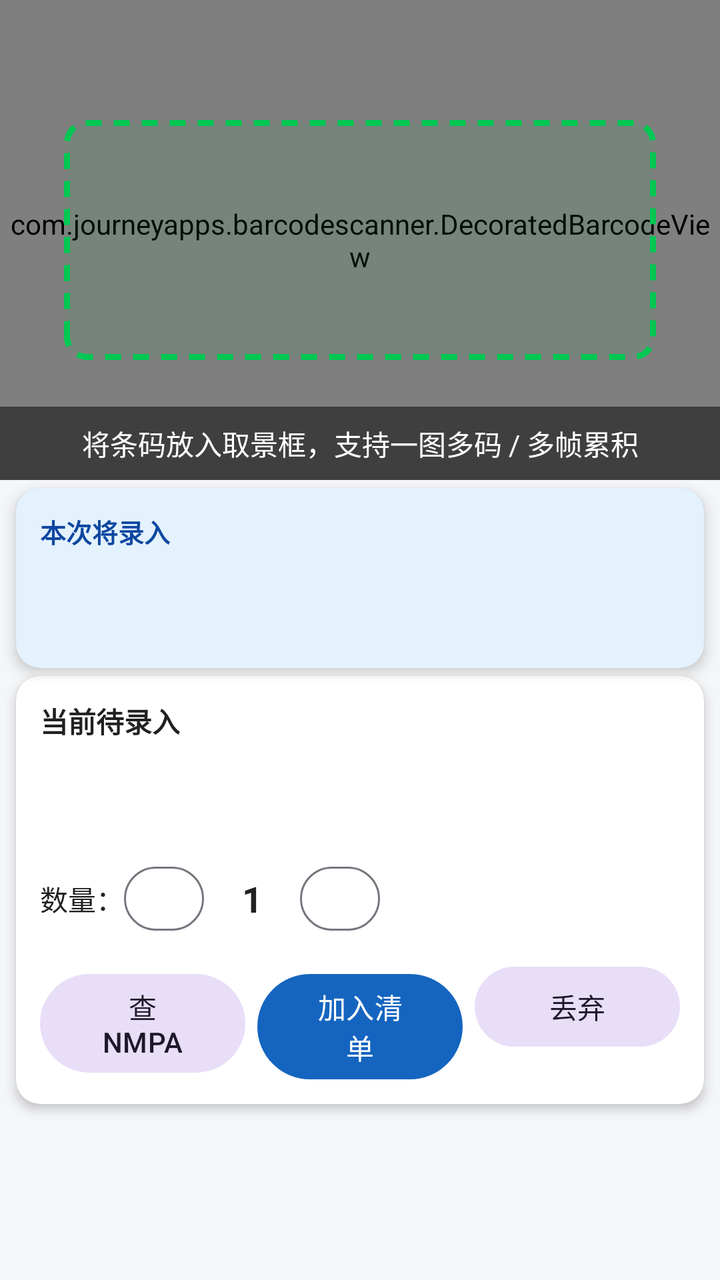
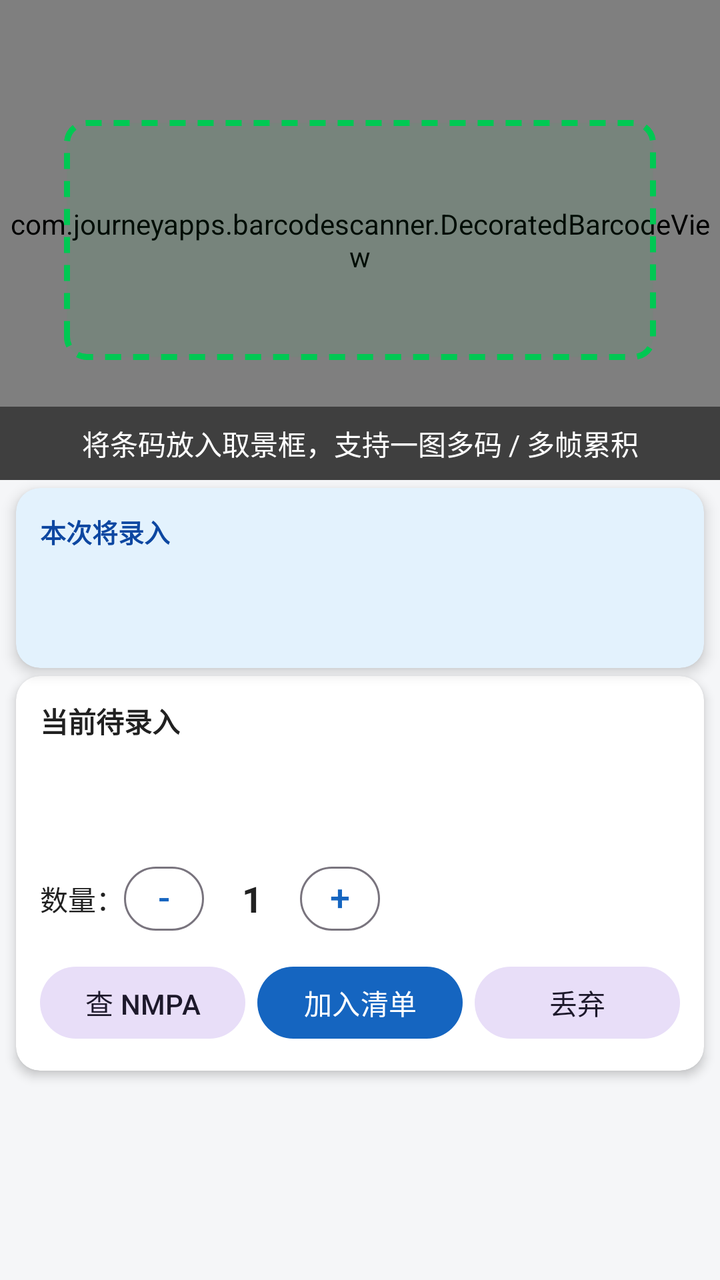

Screens rendered from an Android XML layout before and after an edit, with the pre-edit source and the edit as a unified diff.
<!-- AndroidManifest.xml: application theme Theme.UdiScan -->
<!-- res/layout/fragment_scan.xml -->
<?xml version="1.0" encoding="utf-8"?>
<LinearLayout xmlns:android="http://schemas.android.com/apk/res/android"
    xmlns:app="http://schemas.android.com/apk/res-auto"
    android:layout_width="match_parent"
    android:layout_height="match_parent"
    android:orientation="vertical"
    android:background="@color/bg">

    
    <FrameLayout
        android:layout_width="match_parent"
        android:layout_height="240dp">

        <com.journeyapps.barcodescanner.DecoratedBarcodeView
            android:id="@+id/barcode_scanner"
            android:layout_width="match_parent"
            android:layout_height="match_parent" />

        
        <LinearLayout
            android:layout_width="match_parent"
            android:layout_height="match_parent"
            android:orientation="vertical"
            android:gravity="center"
            android:padding="32dp"
            android:clickable="false"
            android:focusable="false"
            android:importantForAccessibility="no">

            <View
                android:layout_width="match_parent"
                android:layout_height="0dp"
                android:layout_weight="1" />

            <View
                android:layout_width="match_parent"
                android:layout_height="120dp"
                android:background="@drawable/scan_frame" />

            <View
                android:layout_width="match_parent"
                android:layout_height="0dp"
                android:layout_weight="1" />
        </LinearLayout>

        <TextView
            android:layout_width="match_parent"
            android:layout_height="wrap_content"
            android:layout_gravity="bottom"
            android:background="#80000000"
            android:gravity="center"
            android:padding="8dp"
            android:text="@string/hint_scan"
            android:textColor="#ffffff" />

        
        <TextView
            android:id="@+id/scan_flash"
            android:layout_width="match_parent"
            android:layout_height="wrap_content"
            android:layout_gravity="top"
            android:gravity="center"
            android:padding="10dp"
            android:textColor="#ffffff"
            android:textSize="14sp"
            android:textStyle="bold"
            android:visibility="gone" />
    </FrameLayout>

    
    <androidx.cardview.widget.CardView
        android:layout_width="match_parent"
        android:layout_height="wrap_content"
        android:layout_marginStart="8dp"
        android:layout_marginEnd="8dp"
        android:layout_marginTop="4dp"
        app:cardCornerRadius="12dp"
        app:cardBackgroundColor="#E3F2FD"
        app:cardElevation="4dp"
        app:strokeColor="@color/primary"
        app:strokeWidth="2dp">

        <LinearLayout
            android:layout_width="match_parent"
            android:layout_height="wrap_content"
            android:orientation="vertical"
            android:padding="12dp">

            <TextView
                android:layout_width="wrap_content"
                android:layout_height="wrap_content"
                android:text="@string/preview_title"
                android:textStyle="bold"
                android:textSize="13sp"
                android:textColor="@color/primary_dark" />

            
            <LinearLayout
                android:id="@+id/preview_chips"
                android:layout_width="match_parent"
                android:layout_height="wrap_content"
                android:orientation="horizontal"
                android:layout_marginTop="6dp"
                android:visibility="gone" />

            
            <TextView
                android:id="@+id/tv_preview_qty"
                android:layout_width="match_parent"
                android:layout_height="wrap_content"
                android:layout_marginTop="6dp"
                android:textColor="@color/text_main"
                android:textSize="14sp"
                android:textStyle="bold" />

            
            <TextView
                android:id="@+id/tv_preview_hint"
                android:layout_width="match_parent"
                android:layout_height="wrap_content"
                android:layout_marginTop="4dp"
                android:textColor="@color/text_sub"
                android:textSize="13sp" />
        </LinearLayout>
    </androidx.cardview.widget.CardView>

    
    <androidx.cardview.widget.CardView
        android:layout_width="match_parent"
        android:layout_height="wrap_content"
        android:layout_marginStart="8dp"
        android:layout_marginEnd="8dp"
        android:layout_marginBottom="8dp"
        android:layout_marginTop="4dp"
        app:cardCornerRadius="12dp"
        app:cardBackgroundColor="@color/card"
        app:cardElevation="3dp">

        <LinearLayout
            android:layout_width="match_parent"
            android:layout_height="wrap_content"
            android:orientation="vertical"
            android:padding="12dp">

            <TextView
                android:layout_width="wrap_content"
                android:layout_height="wrap_content"
                android:text="@string/buffer_title"
                android:textStyle="bold"
                android:textSize="14sp"
                android:textColor="@color/text_main" />

            <TextView
                android:id="@+id/tv_buffer"
                android:layout_width="match_parent"
                android:layout_height="wrap_content"
                android:maxLines="6"
                android:scrollbars="vertical"
                android:layout_marginTop="6dp"
                android:textColor="@color/text_main"
                android:textSize="13sp"
                android:fontFamily="monospace" />

            <TextView
                android:id="@+id/tv_product"
                android:layout_width="match_parent"
                android:layout_height="wrap_content"
                android:layout_marginTop="6dp"
                android:textColor="@color/primary"
                android:textStyle="bold"
                android:textSize="14sp" />

            <LinearLayout
                android:layout_width="match_parent"
                android:layout_height="wrap_content"
                android:orientation="horizontal"
                android:layout_marginTop="10dp"
                android:gravity="center_vertical">

                <TextView
                    android:layout_width="wrap_content"
                    android:layout_height="wrap_content"
                    android:text="数量："
                    android:textColor="@color/text_main" />

                <Button
                    android:id="@+id/btn_minus"
                    style="@style/Widget.Material3.Button.OutlinedButton"
                    android:layout_width="40dp"
                    android:layout_height="40dp"
                    android:text="-"
                    android:textSize="18sp" />

                <TextView
                    android:id="@+id/tv_qty"
                    android:layout_width="48dp"
                    android:layout_height="wrap_content"
                    android:gravity="center"
                    android:text="1"
                    android:textSize="18sp"
                    android:textStyle="bold"
                    android:textColor="@color/text_main" />

                <Button
                    android:id="@+id/btn_plus"
                    style="@style/Widget.Material3.Button.OutlinedButton"
                    android:layout_width="40dp"
                    android:layout_height="40dp"
                    android:text="+"
                    android:textSize="18sp" />

                <Space
                    android:layout_width="0dp"
                    android:layout_height="wrap_content"
                    android:layout_weight="1" />
            </LinearLayout>

            <LinearLayout
                android:layout_width="match_parent"
                android:layout_height="wrap_content"
                android:orientation="horizontal"
                android:layout_marginTop="10dp">

                <Button
                    android:id="@+id/btn_query"
                    style="@style/Widget.Material3.Button.TonalButton"
                    android:layout_width="0dp"
                    android:layout_height="wrap_content"
                    android:layout_weight="1"
                    android:text="@string/btn_query" />

                <Button
                    android:id="@+id/btn_add"
                    android:layout_width="0dp"
                    android:layout_height="wrap_content"
                    android:layout_weight="1"
                    android:layout_marginStart="6dp"
                    android:layout_marginEnd="6dp"
                    android:text="@string/btn_add"
                    android:textColor="#ffffff"
                    app:backgroundTint="@color/primary" />

                <Button
                    android:id="@+id/btn_discard"
                    style="@style/Widget.Material3.Button.TonalButton"
                    android:layout_width="0dp"
                    android:layout_height="wrap_content"
                    android:layout_weight="1"
                    android:text="@string/btn_discard" />
            </LinearLayout>
        </LinearLayout>
    </androidx.cardview.widget.CardView>

</LinearLayout>
<!-- resources referenced by this layout -->
<resources>
  <color name="bg">#F5F6F8</color>
  <color name="card">#FFFFFF</color>
  <color name="primary">#1565C0</color>
  <color name="primary_dark">#0D47A1</color>
  <color name="text_main">#212121</color>
  <color name="text_sub">#757575</color>
  <!-- drawable scan_frame (drawable) -->
  <?xml version="1.0" encoding="utf-8"?>
  <shape xmlns:android="http://schemas.android.com/apk/res/android"
      android:shape="rectangle">
      
      <stroke
          android:width="3dp"
          android:color="#00C853"
          android:dashWidth="8dp"
          android:dashGap="6dp" />
      <solid android:color="#1000C853" />
      <corners android:radius="10dp" />
  </shape>
  <string name="btn_add">加入清单</string>
  <string name="btn_discard">丢弃</string>
  <string name="btn_query">查 NMPA</string>
  <string name="buffer_title">当前待录入</string>
  <string name="hint_scan">将条码放入取景框，支持一图多码 / 多帧累积</string>
  <string name="preview_title">本次将录入</string>
  <style name="Theme.UdiScan" parent="Theme.Material3.DayNight.NoActionBar">
          <item name="colorPrimary">@color/primary</item>
          <item name="colorPrimaryDark">@color/primary_dark</item>
          <item name="colorAccent">@color/accent</item>
          <item name="android:colorBackground">@color/bg</item>
          <item name="android:statusBarColor">@color/primary_dark</item>
      </style>
  <color name="accent">#FF6F00</color>
</resources>

<!-- the commit's change to res/layout/fragment_scan.xml (unified diff, before → after) -->
@@ -66,6 +66,23 @@
             android:textStyle="bold"
             android:visibility="gone" />
     </FrameLayout>
+
+    
+    <TextView
+        android:id="@+id/tv_product_top"
+        android:layout_width="match_parent"
+        android:layout_height="wrap_content"
+        android:layout_marginStart="8dp"
+        android:layout_marginEnd="8dp"
+        android:layout_marginTop="4dp"
+        android:background="@drawable/bg_product_top"
+        android:gravity="center"
+        android:paddingVertical="10dp"
+        android:paddingHorizontal="12dp"
+        android:textColor="#ffffff"
+        android:textSize="16sp"
+        android:textStyle="bold"
+        android:visibility="gone" />
 
     
     <androidx.cardview.widget.CardView
@@ -188,6 +205,11 @@
                     style="@style/Widget.Material3.Button.OutlinedButton"
                     android:layout_width="40dp"
                     android:layout_height="40dp"
+                    android:minWidth="40dp"
+                    android:minHeight="40dp"
+                    android:padding="0dp"
+                    android:gravity="center"
+                    android:includeFontPadding="false"
                     android:text="-"
                     android:textSize="18sp" />
 
@@ -206,6 +228,11 @@
                     style="@style/Widget.Material3.Button.OutlinedButton"
                     android:layout_width="40dp"
                     android:layout_height="40dp"
+                    android:minWidth="40dp"
+                    android:minHeight="40dp"
+                    android:padding="0dp"
+                    android:gravity="center"
+                    android:includeFontPadding="false"
                     android:text="+"
                     android:textSize="18sp" />
 
@@ -227,6 +254,11 @@
                     android:layout_width="0dp"
                     android:layout_height="wrap_content"
                     android:layout_weight="1"
+                    android:minWidth="0dp"
+                    android:minHeight="44dp"
+                    android:paddingHorizontal="6dp"
+                    android:gravity="center"
+                    android:includeFontPadding="false"
                     android:text="@string/btn_query" />
 
                 <Button
@@ -236,6 +268,11 @@
                     android:layout_weight="1"
                     android:layout_marginStart="6dp"
                     android:layout_marginEnd="6dp"
+                    android:minWidth="0dp"
+                    android:minHeight="44dp"
+                    android:paddingHorizontal="6dp"
+                    android:gravity="center"
+                    android:includeFontPadding="false"
                     android:text="@string/btn_add"
                     android:textColor="#ffffff"
                     app:backgroundTint="@color/primary" />
@@ -246,6 +283,11 @@
                     android:layout_width="0dp"
                     android:layout_height="wrap_content"
                     android:layout_weight="1"
+                    android:minWidth="0dp"
+                    android:minHeight="44dp"
+                    android:paddingHorizontal="6dp"
+                    android:gravity="center"
+                    android:includeFontPadding="false"
                     android:text="@string/btn_discard" />
             </LinearLayout>
         </LinearLayout>
<!-- resource entries referenced after the edit -->
@@ -6,6 +6,13 @@
   <color name="primary_dark">#0D47A1</color>
   <color name="text_main">#212121</color>
   <color name="text_sub">#757575</color>
+  <!-- drawable bg_product_top (drawable) -->
+  <?xml version="1.0" encoding="utf-8"?>
+  <shape xmlns:android="http://schemas.android.com/apk/res/android"
+      android:shape="rectangle">
+      <solid android:color="@color/primary_dark" />
+      <corners android:radius="10dp" />
+  </shape>
   <!-- drawable scan_frame (drawable) -->
   <?xml version="1.0" encoding="utf-8"?>
   <shape xmlns:android="http://schemas.android.com/apk/res/android"
